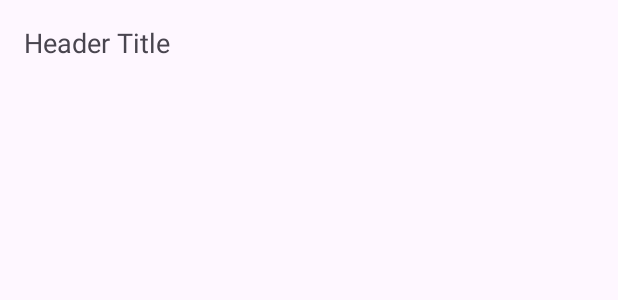
After one commit to Mickein/PANIK, an Android app: the layout nav_header.xml on its own in the app's theme, with its tools: preview values and no code run, on a phone screen of 412 x 824 dp. The commit adds this screen. Shown: the top 300 px of the screen. Run offline under Robolectric (Android 15) with nearby library versions, the phone set to English and light mode, and no system bars.

```diff
--- a/app/build.gradle.kts
+++ b/app/build.gradle.kts
@@ -77,4 +77,7 @@ dependencies {
     implementation(libs.googlePlayServices)
     implementation(libs.googlePlayServicesLocation)
     implementation(libs.googleAuth)
+    implementation(libs.cardView)
+
+
 }
--- a/app/src/main/java/za/co/varsitycollege/st10215473/pank/MainActivity.kt
+++ b/app/src/main/java/za/co/varsitycollege/st10215473/pank/MainActivity.kt
@@ -52,9 +52,6 @@ class MainActivity : AppCompatActivity() {
                 R.id.feed -> {
                     replaceFragment(FeedFragment())
                 }
-                R.id.report -> {
-                    replaceFragment(ReportFragment())
-                }
                 R.id.profile -> replaceFragment(ProfileFragment())
                 else -> false
             }
--- /dev/null
+++ b/app/src/main/res/drawable/baseline_home_24.xml
@@ -0,0 +1,5 @@
+<vector xmlns:android="http://schemas.android.com/apk/res/android" android:height="24dp" android:tint="#000000" android:viewportHeight="24" android:viewportWidth="24" android:width="24dp">
+
+    <path android:fillColor="@android:color/white" android:pathData="M10,20v-6h4v6h5v-8h3L12,3 2,12h3v8z"/>
+
+</vector>
--- /dev/null
+++ b/app/src/main/res/layout/nav_header.xml
@@ -0,0 +1,15 @@
+<?xml version="1.0" encoding="utf-8"?>
+<LinearLayout xmlns:android="http://schemas.android.com/apk/res/android"
+    android:layout_width="match_parent"
+    android:layout_height="wrap_content"
+    android:orientation="vertical"
+    android:padding="16dp">
+
+    <TextView
+        android:id="@+id/nav_header_title"
+        android:layout_width="wrap_content"
+        android:layout_height="wrap_content"
+        android:text="Header Title"
+        android:textSize="18sp" />
+    <!-- Add more header views here -->
+</LinearLayout>
--- a/gradle/libs.versions.toml
+++ b/gradle/libs.versions.toml
@@ -31,6 +31,11 @@ googlePlayServices="com.google.android.gms:play-services-maps:19.0.0"
 googlePlayServicesLocation="com.google.android.gms:play-services-location:21.3.0"
 secrets-gradle-plugin = { module = "com.google.android.libraries.mapsplatform.secrets-gradle-plugin:secrets-gradle-plugin", version.ref = "secretsGradlePlugin" }
 googleAuth = "com.google.android.gms:play-services-auth:21.2.0"
+cardView = "androidx.cardview:cardview:1.0.0"
+
+
+
+
 
 [plugins]
 androidApplication = { id = "com.android.application", version.ref = "agp" }
```
Also changed, not shown: app/src/main/java/za/co/varsitycollege/st10215473/pank/ProfileFragment.kt (+10 -4 lines), app/src/main/res/menu/nav_menu.xml (added, +7 -0 lines).
